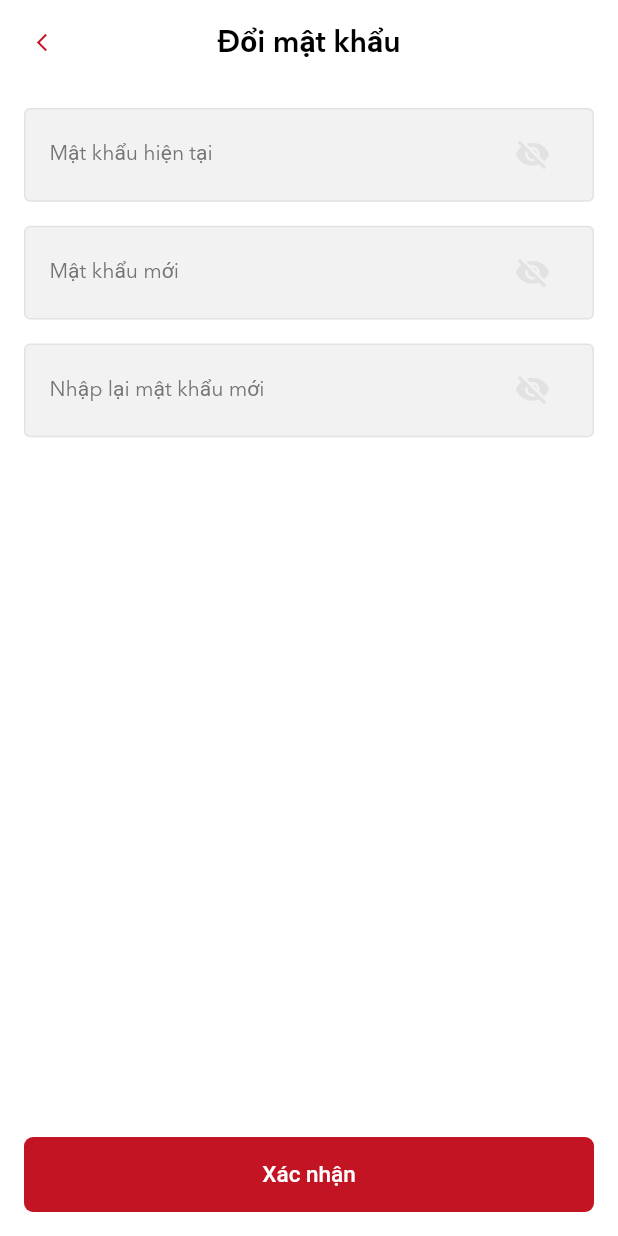
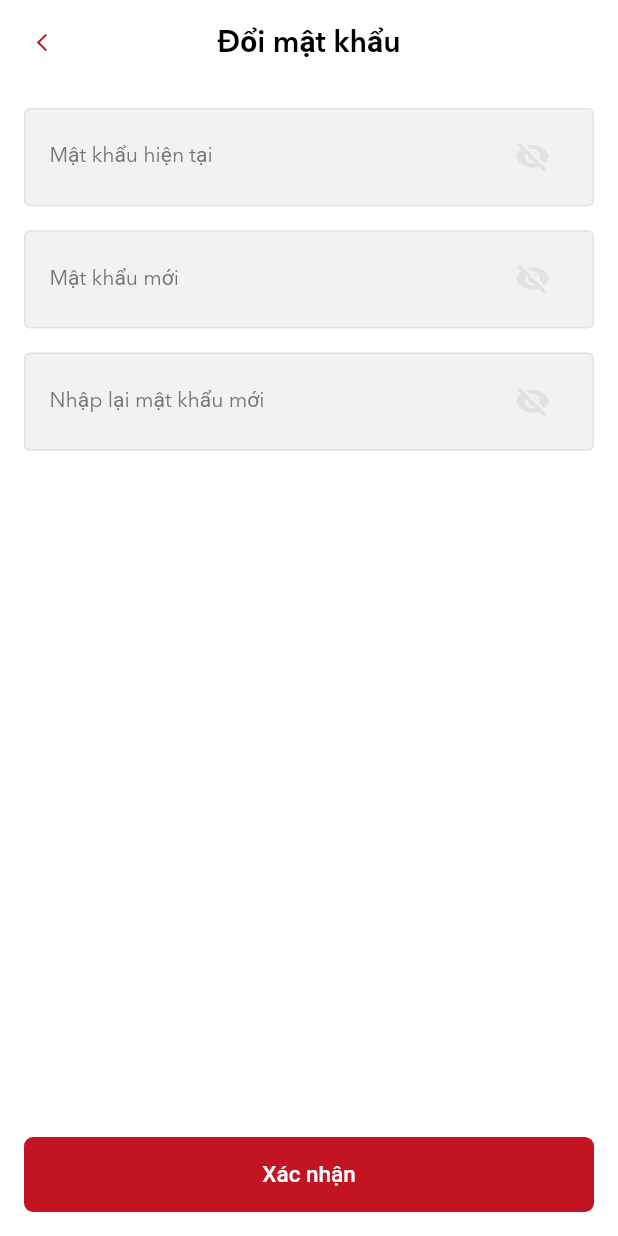
Before and after one commit to alvdvn/alofix, a Flutter app: the ChangePasswordScreen screen opened by its route, on a phone screen of 412 x 824 dp. Run offline on Flutter 3.47's test engine with Material 2 defaults, Android fonts, the phone set to English and light mode, and no system bars; our stand-ins replace audioplayers, firebase_core, firebase_dynamic_links, flutter_local_notifications, flutter_svg, get and 3 more; missing offline and left inert: call_log, date_range_picker, fast_contacts, flutter_phone_direct_caller, g_json, stringee_flutter_plugin; accounts and stored records are empty; project files that could hold a hidden picture were left out.

Commit message:
Update input field placeholder and cursor

```diff
--- a/lib/common/widget/text_input_custom_widget.dart
+++ b/lib/common/widget/text_input_custom_widget.dart
@@ -11,7 +11,8 @@ class TextInputCustomWidget extends StatefulWidget {
       this.showEye,
       this.inputTypeNumber,
       this.showObscureText,
-      this.validate, this.enableText});
+      this.validate,
+      this.enableText});
 
   final TextEditingController controllerText;
   final String labelText;
@@ -39,7 +40,7 @@ class _TextInputCustomWidget extends State<TextInputCustomWidget> {
           borderRadius: BorderRadius.circular(4),
           border: Border.all(width: 1, color: AppColor.colorGreyBorder)),
       child: TextFormField(
-        style: FontFamily.demiBold(size: 16),
+        style: FontFamily.demiBold(size: 16, lineHeight: 1.5),
         controller: widget.controllerText,
         enabled: widget.enableText ?? true,
         validator: (value) {
@@ -50,8 +51,13 @@ class _TextInputCustomWidget extends State<TextInputCustomWidget> {
             widget.inputTypeNumber == true ? TextInputType.number : null,
         decoration: InputDecoration(
           labelText: widget.labelText,
-          labelStyle: FontFamily.regular(color: AppColor.colorHintText),
+          labelStyle: FontFamily.regular(
+            color: AppColor.colorHintText,
+          ),
           hintText: widget.labelText,
+          hintStyle: const TextStyle(
+            color: Colors.transparent,
+          ),
           border: InputBorder.none,
           suffixIcon: widget.showEye == true
               ? InkWell(
```
